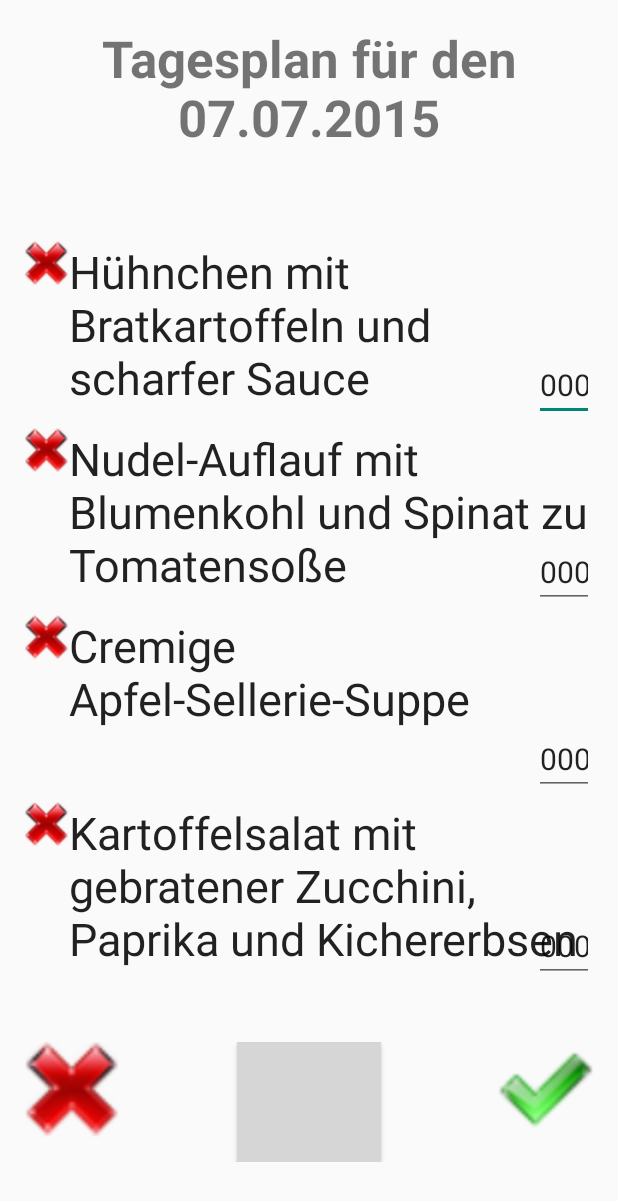
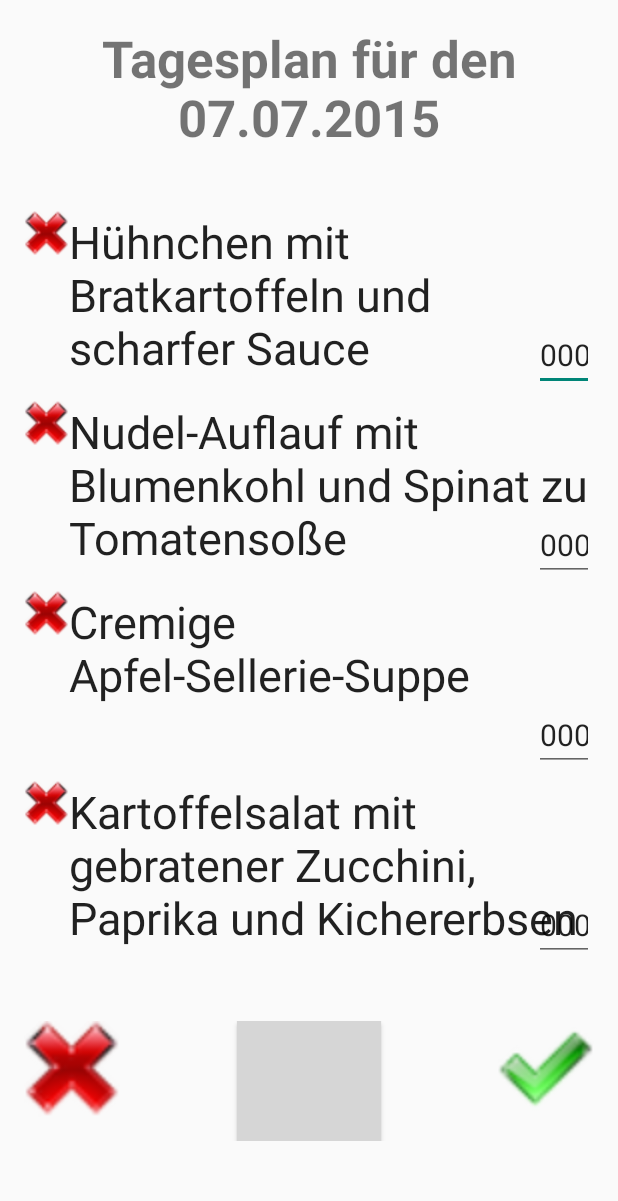
Before and after one commit to Taikaschi/PCM_214, an Android app: the layout activity_day_plan.xml on its own in the app's theme, with its tools: preview values and no code run, on a phone screen of 412 x 824 dp. Shown: the top 1201 px of the screen. Run offline under Robolectric (Android 15) with nearby library versions, the phone set to English and light mode, and no system bars; grey boxes are pictures that could not be loaded.

Commit message:
Stand 13.07.2015

```diff
--- a/app/src/main/res/layout/activity_day_plan.xml
+++ b/app/src/main/res/layout/activity_day_plan.xml
@@ -23,7 +23,7 @@
 
     <Space
         android:layout_width="match_parent"
-        android:layout_height="60sp" />
+        android:layout_height="40sp" />
 
 
     <RelativeLayout
```
Also changed, not shown: app/src/main/java/de/fhs/pcm_214/DayPlanActivity.java (+8 -8 lines).
